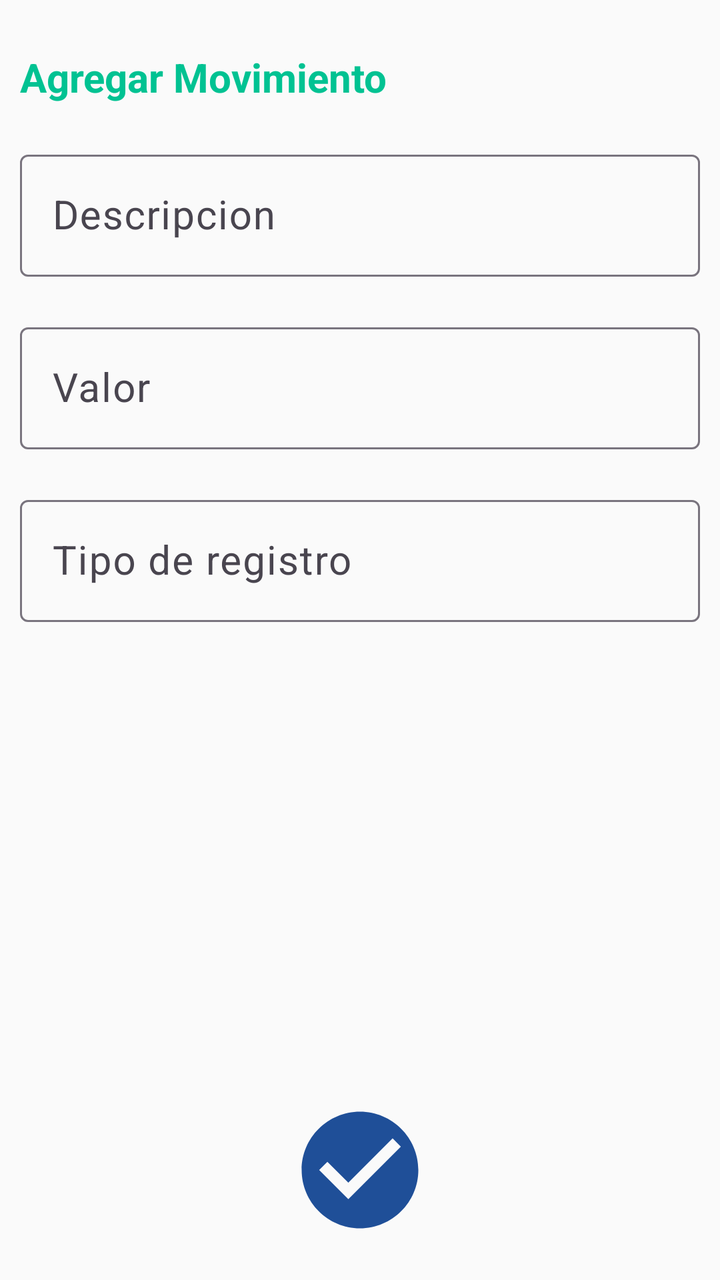
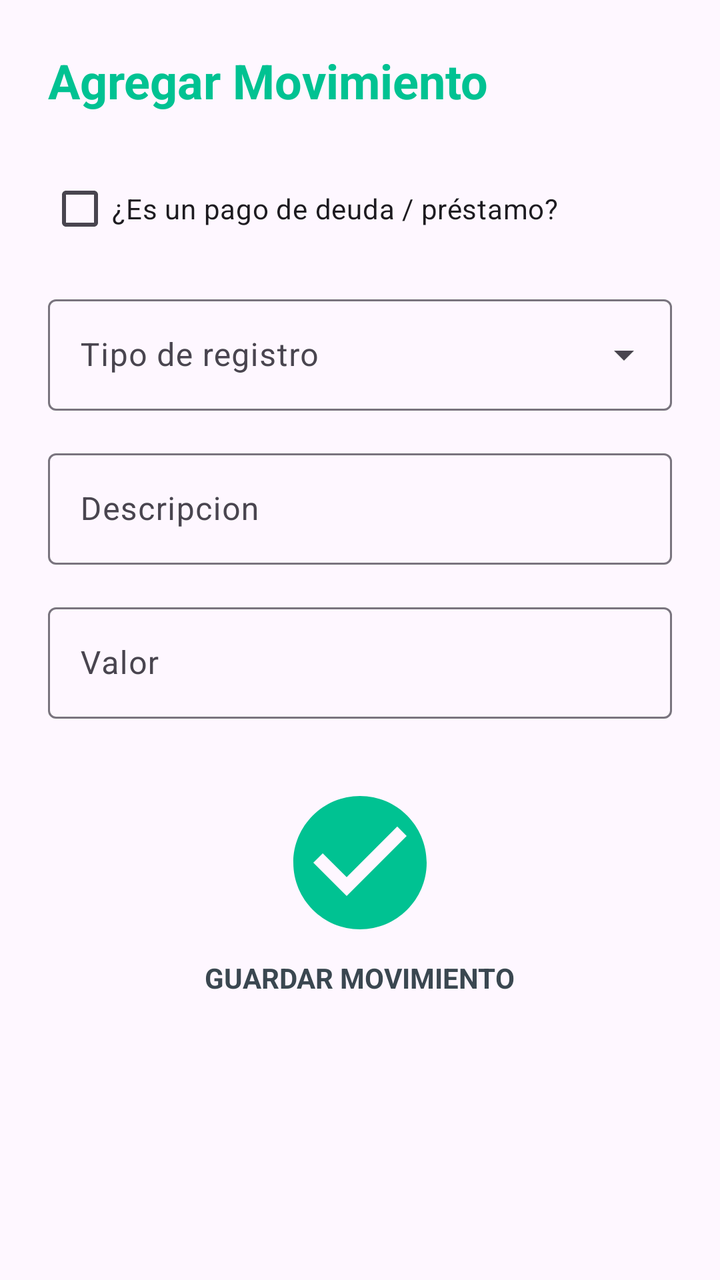

The first picture is an Android layout as it rendered before a commit; the second is the same layout after the commit. The layout source and the unified diff follow.
<!-- AndroidManifest.xml: application theme Theme.MyLittleFinanControl -->
<!-- res/layout/activity_agregar_movimiento.xml -->
<?xml version="1.0" encoding="utf-8"?>
<RelativeLayout xmlns:android="http://schemas.android.com/apk/res/android"
    xmlns:app="http://schemas.android.com/apk/res-auto"
    xmlns:tools="http://schemas.android.com/tools"
    android:id="@+id/main"
    android:layout_width="match_parent"
    android:layout_height="match_parent"
    android:fitsSystemWindows="true"
    tools:context=".AgregarMovimientoActivity">

    <TextView
        android:id="@+id/txtAgregarNota"
        android:text="@string/txtAgregarNota"
        android:textStyle="bold"
        android:layout_width="wrap_content"
        android:layout_height="wrap_content"
        android:layout_alignParentTop="true"
        android:layout_marginTop="15dp"
        android:textColor="@color/btn_primary"
        android:textSize="20sp"
        android:padding="10dp"/>

    <com.google.android.material.textfield.TextInputLayout
        android:id="@+id/TILdescripcion"
        android:layout_width="match_parent"
        android:layout_height="wrap_content"
        android:layout_below="@+id/txtAgregarNota"
        android:padding="10dp">

        <EditText
            android:id="@+id/etDescripcion"
            android:maxLines="1"
            android:textSize="20sp"
            android:hint="@string/etDescripcion"
            android:layout_width="match_parent"
            android:layout_height="wrap_content"
            />
    </com.google.android.material.textfield.TextInputLayout>

    <com.google.android.material.textfield.TextInputLayout
        android:layout_width="match_parent"
        android:layout_height="wrap_content"
        android:id="@+id/TILValor"
        android:layout_below="@+id/TILdescripcion"
        android:padding="10dp">

        <EditText
            android:id="@+id/etValor"
            android:hint="@string/etValor"
            android:textSize="20sp"
            android:layout_width="match_parent"
            android:layout_height="wrap_content"/>

    </com.google.android.material.textfield.TextInputLayout>

    <com.google.android.material.textfield.TextInputLayout
        android:layout_width="match_parent"
        android:layout_height="wrap_content"
        android:layout_below="@+id/TILValor"
        android:padding="10dp">

        <EditText
            android:id="@+id/etTipoReg"
            android:hint="@string/etTipoReg"
            android:textSize="20sp"
            android:layout_width="match_parent"
            android:layout_height="wrap_content"/>

    </com.google.android.material.textfield.TextInputLayout>

    <ImageView
        android:id="@+id/iv_guardar_movimiento"
        android:src="@drawable/ic_check"
        android:layout_alignParentBottom="true"
        android:layout_centerInParent="true"
        android:layout_marginEnd="15dp"
        android:layout_marginBottom="20dp"
        android:layout_width="70dp"
        android:layout_height="70dp"/>

</RelativeLayout>
<!-- resources referenced by this layout -->
<resources>
  <color name="btn_primary">#00C292</color>
  <!-- drawable ic_check (drawable) -->
  <vector xmlns:android="http://schemas.android.com/apk/res/android" android:autoMirrored="true" android:height="24dp" android:tint="#1F4F98" android:viewportHeight="24" android:viewportWidth="24" android:width="24dp">
        
      <path android:fillColor="@android:color/white" android:pathData="M12,2C6.48,2 2,6.48 2,12s4.48,10 10,10 10,-4.48 10,-10S17.52,2 12,2zM10,17l-5,-5 1.41,-1.41L10,14.17l7.59,-7.59L19,8l-9,9z"/>
      
  </vector>
  <string name="etDescripcion">Descripcion</string>
  <string name="etTipoReg">Tipo de registro</string>
  <string name="etValor">Valor</string>
  <string name="txtAgregarNota">Agregar Movimiento</string>
  <style name="Theme.MyLittleFinanControl" parent="Base.Theme.MyLittleFinanControl" />
  <style name="Base.Theme.MyLittleFinanControl" parent="Theme.Material3.DayNight.NoActionBar">
          
          <item name="colorPrimary">@color/primary</item>
          <item name="colorOnPrimary">@color/white</item>
          <item name="colorSecondary">@color/secondary</item>
          <item name="colorOnSecondary">@color/white</item>
          
          
          <item name="android:windowBackground">@color/background_light</item>
          <item name="colorSurface">@color/background_light</item>
          
          
          <item name="colorError">@color/accent_alerta</item>
          
          
          <item name="android:statusBarColor">@color/background_light</item>
          <item name="android:windowLightStatusBar">true</item>
      </style>
  <color name="primary">#00C292</color>
  <color name="white">#FFFFFFFF</color>
  <color name="secondary">#3A4750</color>
  <color name="background_light">#FAFAFA</color>
  <color name="accent_alerta">#E55555</color>
</resources>

<!-- the commit's change to res/layout/activity_agregar_movimiento.xml (unified diff, before → after) -->
@@ -1,81 +1,120 @@
 <?xml version="1.0" encoding="utf-8"?>
-<RelativeLayout xmlns:android="http://schemas.android.com/apk/res/android"
+<ScrollView xmlns:android="http://schemas.android.com/apk/res/android"
     xmlns:app="http://schemas.android.com/apk/res-auto"
     xmlns:tools="http://schemas.android.com/tools"
-    android:id="@+id/main"
     android:layout_width="match_parent"
     android:layout_height="match_parent"
-    android:fitsSystemWindows="true"
-    tools:context=".AgregarMovimientoActivity">
+    android:background="?android:attr/colorBackground">
 
-    <TextView
-        android:id="@+id/txtAgregarNota"
-        android:text="@string/txtAgregarNota"
-        android:textStyle="bold"
-        android:layout_width="wrap_content"
-        android:layout_height="wrap_content"
-        android:layout_alignParentTop="true"
-        android:layout_marginTop="15dp"
-        android:textColor="@color/btn_primary"
-        android:textSize="20sp"
-        android:padding="10dp"/>
-
-    <com.google.android.material.textfield.TextInputLayout
-        android:id="@+id/TILdescripcion"
+    <LinearLayout
         android:layout_width="match_parent"
         android:layout_height="wrap_content"
-        android:layout_below="@+id/txtAgregarNota"
-        android:padding="10dp">
+        android:orientation="vertical"
+        android:padding="24dp">
 
-        <EditText
-            android:id="@+id/etDescripcion"
-            android:maxLines="1"
-            android:textSize="20sp"
-            android:hint="@string/etDescripcion"
+        <TextView
+            android:id="@+id/txtAgregarNota"
+            android:layout_width="wrap_content"
+            android:layout_height="wrap_content"
+            android:layout_marginBottom="24dp"
+            android:text="@string/txtAgregarNota"
+            android:textColor="@color/primary"
+            android:textSize="24sp"
+            android:textStyle="bold" />
+
+        
+        <com.google.android.material.checkbox.MaterialCheckBox
+            android:id="@+id/cb_es_pago_deuda"
             android:layout_width="match_parent"
             android:layout_height="wrap_content"
-            />
-    </com.google.android.material.textfield.TextInputLayout>
+            android:layout_marginBottom="16dp"
+            android:text="¿Es un pago de deuda / préstamo?"
+            android:textColor="?attr/colorOnSurface" />
 
-    <com.google.android.material.textfield.TextInputLayout
-        android:layout_width="match_parent"
-        android:layout_height="wrap_content"
-        android:id="@+id/TILValor"
-        android:layout_below="@+id/TILdescripcion"
-        android:padding="10dp">
+        
+        <com.google.android.material.textfield.TextInputLayout
+            android:id="@+id/til_seleccion_deuda"
+            style="@style/Widget.Material3.TextInputLayout.OutlinedBox.ExposedDropdownMenu"
+            android:layout_width="match_parent"
+            android:layout_height="wrap_content"
+            android:layout_marginBottom="16dp"
+            android:hint="Selecciona la deuda"
+            android:visibility="gone">
 
-        <EditText
-            android:id="@+id/etValor"
-            android:hint="@string/etValor"
-            android:textSize="20sp"
+            <AutoCompleteTextView
+                android:id="@+id/auto_deudas"
+                android:layout_width="match_parent"
+                android:layout_height="wrap_content"
+                android:inputType="none" />
+        </com.google.android.material.textfield.TextInputLayout>
+
+        
+        <com.google.android.material.textfield.TextInputLayout
+            android:id="@+id/til_tipo_reg"
+            style="@style/Widget.Material3.TextInputLayout.OutlinedBox.ExposedDropdownMenu"
             android:layout_width="match_parent"
-            android:layout_height="wrap_content"/>
+            android:layout_height="wrap_content"
+            android:layout_marginBottom="16dp"
+            android:hint="@string/etTipoReg">
 
-    </com.google.android.material.textfield.TextInputLayout>
+            <AutoCompleteTextView
+                android:id="@+id/auto_tipo_mov"
+                android:layout_width="match_parent"
+                android:layout_height="wrap_content"
+                android:inputType="none" />
+        </com.google.android.material.textfield.TextInputLayout>
 
-    <com.google.android.material.textfield.TextInputLayout
-        android:layout_width="match_parent"
-        android:layout_height="wrap_content"
-        android:layout_below="@+id/TILValor"
-        android:padding="10dp">
+        
+        <com.google.android.material.textfield.TextInputLayout
+            style="@style/Widget.Material3.TextInputLayout.OutlinedBox"
+            android:layout_width="match_parent"
+            android:layout_height="wrap_content"
+            android:layout_marginBottom="16dp"
+            android:hint="@string/etDescripcion">
 
-        <EditText
-            android:id="@+id/etTipoReg"
-            android:hint="@string/etTipoReg"
-            android:textSize="20sp"
+            <com.google.android.material.textfield.TextInputEditText
+                android:id="@+id/etDescripcion"
+                android:layout_width="match_parent"
+                android:layout_height="wrap_content"
+                android:inputType="textCapSentences" />
+        </com.google.android.material.textfield.TextInputLayout>
+
+        
+        <com.google.android.material.textfield.TextInputLayout
+            style="@style/Widget.Material3.TextInputLayout.OutlinedBox"
             android:layout_width="match_parent"
-            android:layout_height="wrap_content"/>
+            android:layout_height="wrap_content"
+            android:layout_marginBottom="32dp"
+            android:hint="@string/etValor">
 
-    </com.google.android.material.textfield.TextInputLayout>
+            <com.google.android.material.textfield.TextInputEditText
+                android:id="@+id/etValor"
+                android:layout_width="match_parent"
+                android:layout_height="wrap_content"
+                android:inputType="numberDecimal" />
+        </com.google.android.material.textfield.TextInputLayout>
 
-    <ImageView
-        android:id="@+id/iv_guardar_movimiento"
-        android:src="@drawable/ic_check"
-        android:layout_alignParentBottom="true"
-        android:layout_centerInParent="true"
-        android:layout_marginEnd="15dp"
-        android:layout_marginBottom="20dp"
-        android:layout_width="70dp"
-        android:layout_height="70dp"/>
+        <LinearLayout
+            android:layout_width="match_parent"
+            android:layout_height="wrap_content"
+            android:gravity="center"
+            android:orientation="vertical">
 
-</RelativeLayout>
+            <ImageView
+                android:id="@+id/iv_guardar_movimiento"
+                android:layout_width="80dp"
+                android:layout_height="80dp"
+                android:src="@drawable/ic_check"
+                app:tint="@color/primary" />
+
+            <TextView
+                android:layout_width="wrap_content"
+                android:layout_height="wrap_content"
+                android:layout_marginTop="8dp"
+                android:text="GUARDAR MOVIMIENTO"
+                android:textColor="@color/secondary"
+                android:textStyle="bold" />
+        </LinearLayout>
+
+    </LinearLayout>
+</ScrollView>
<!-- resource entries referenced after the edit -->
@@ -1,6 +1,5 @@
 <!-- resources referenced by this layout -->
 <resources>
-  <color name="btn_primary">#00C292</color>
   <!-- drawable ic_check (drawable) -->
   <vector xmlns:android="http://schemas.android.com/apk/res/android" android:autoMirrored="true" android:height="24dp" android:tint="#1F4F98" android:viewportHeight="24" android:viewportWidth="24" android:width="24dp">
         
